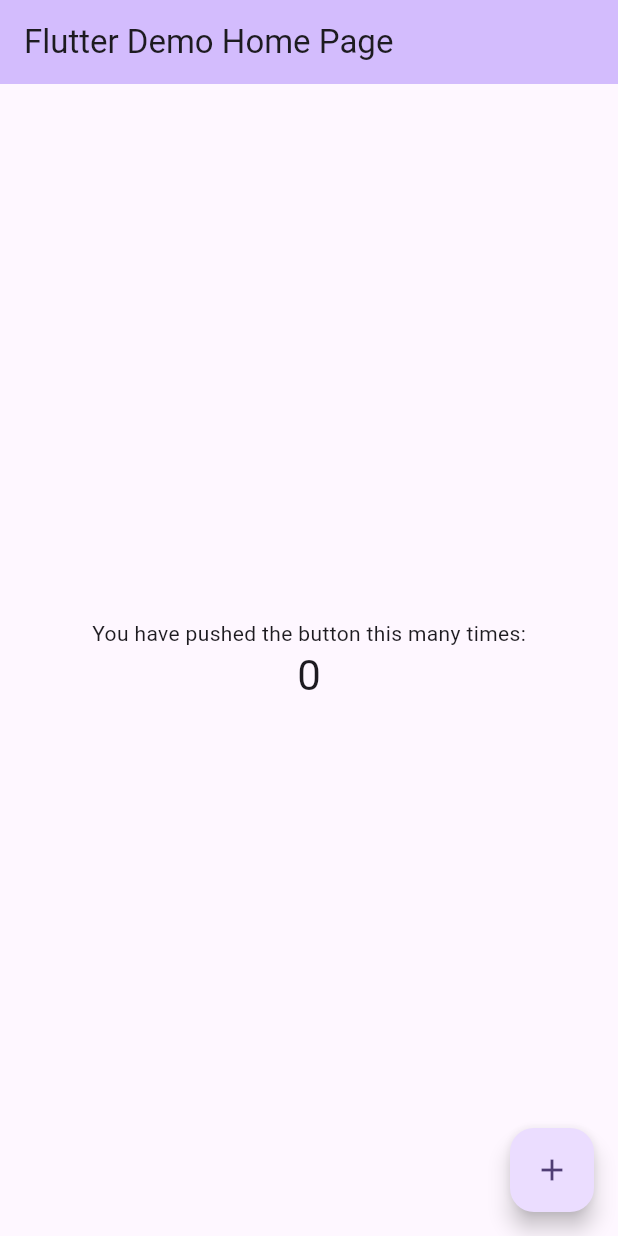
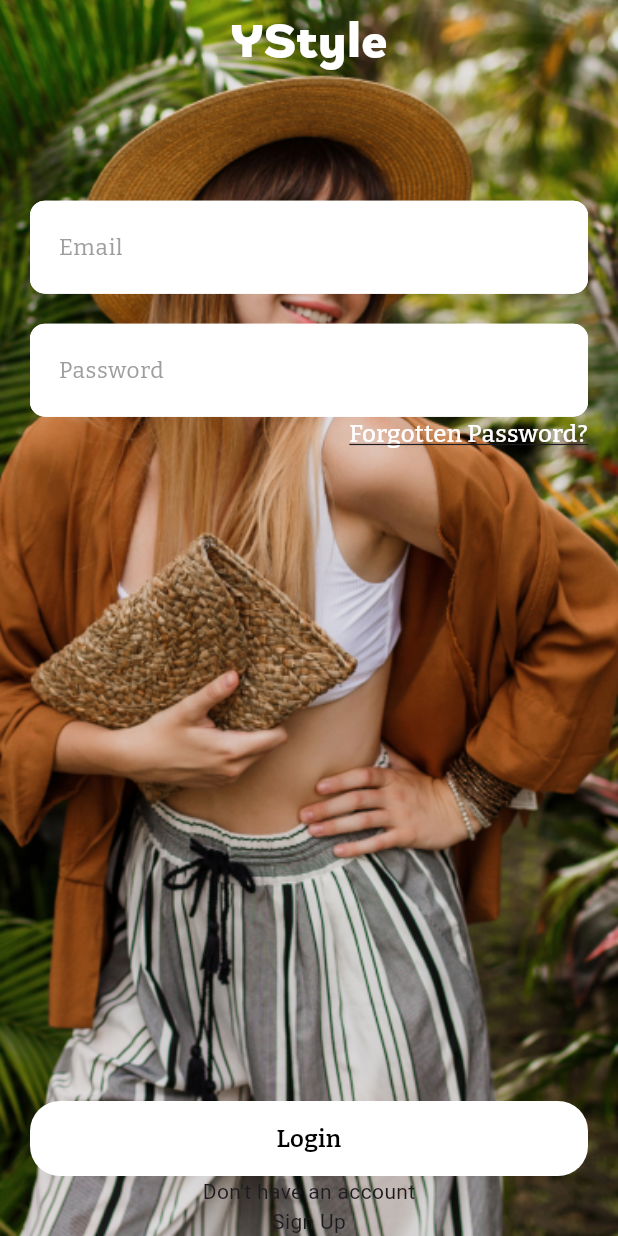
Before and after one commit to alimyasir/ystyle-fashion-app, a Flutter app: the screen it shows after launch, on a phone screen of 412 x 824 dp. Run offline on Flutter 3.47's test engine with Material 3 defaults, Android fonts, the phone set to English and light mode, and no system bars; our stand-ins replace flutter_svg, get, google_fonts.

Commit message:
project setup

```diff
--- /dev/null
+++ b/lib/components/k_buttons.dart
@@ -0,0 +1,32 @@
+import 'package:flutter/material.dart';
+import 'package:ystyle/constants/app_colors.dart';
+import 'package:ystyle/constants/text_styles.dart';
+
+Widget kTextButton( {
+  Color? color,
+  Function()? onPressed,
+  required String btnText,
+  Widget? widget,
+  Color? textColor,
+  double? height,
+  double ? width,
+}) {
+  return GestureDetector(
+    onTap: onPressed,
+    child: Container(
+      height:  height?? 50,
+      width: width,
+      alignment: Alignment.center,
+      padding:  const EdgeInsets.symmetric(horizontal: 15),
+      decoration: BoxDecoration(
+        color: color ?? AppColor.whiteColor,
+        borderRadius: BorderRadius.circular(20),
+      ),
+      child: widget?? KText(
+        text: btnText,
+        textAlign: TextAlign.center,
+        fontSize: 16,
+            fontWeight: FontWeight.w600,
+            color: textColor??AppColor.blackColor),),
+  );
+}
--- /dev/null
+++ b/lib/components/k_svg_icon.dart
@@ -0,0 +1,28 @@
+
+import 'package:flutter/material.dart';
+import 'package:get/get_core/src/get_main.dart';
+import 'package:get/get_navigation/get_navigation.dart';
+import 'package:flutter_svg/flutter_svg.dart';
+
+Widget showSvgIconWidget({required String iconPath, bool replacement = false,
+  Widget? page, Function()? onTap,Color? color,double? width,double? height}) {
+  return GestureDetector(
+      onTap: () {
+        if(onTap != null){
+          onTap();
+        }
+        if (page != null){
+          if(replacement){
+            Get.offAll(() => page);
+          }else{
+            Get.to(() => page);
+          }
+        }
+      },
+      child: SvgPicture.asset(
+        iconPath,
+        color: color,
+        width: width,
+        height: height,
+      ));
+}
--- /dev/null
+++ b/lib/components/k_text_fields.dart
@@ -0,0 +1,95 @@
+import 'package:flutter/material.dart';
+import 'package:ystyle/components/k_svg_icon.dart';
+import 'package:ystyle/constants/app_colors.dart';
+import 'package:ystyle/constants/text_styles.dart';
+import 'package:ystyle/extensions/keyboard_extension.dart';
+
+class GetTextField extends StatelessWidget {
+  final BuildContext context;
+  final String? hintText;
+  final String? prefixIcon;
+  final IconData? suffixIcon;
+
+  final String? Function(String?)? validator;
+  final Function()? suffixOnTap;
+  final TextInputType? keyboardType;
+  final TextInputAction? textInputAction;
+  final TextEditingController? controller;
+  final bool? obSecureText;
+  final bool? readOnly;
+  final Function(String)? onChanged;
+  final FocusNode? focusNode;
+
+  const GetTextField({super.key,
+    required this.context,
+    this.hintText,
+    this.prefixIcon,
+    this.suffixIcon,
+    this.validator,
+    this.keyboardType,
+    this.textInputAction,
+    this.controller,
+    this.obSecureText,
+    this.suffixOnTap,
+    this.onChanged,
+    this.focusNode,
+    this.readOnly,
+  });
+
+  @override
+  Widget build(BuildContext context) {
+    return TextFormField(
+      readOnly: readOnly !=null ?true:false,
+      validator: validator,
+      controller: controller,
+      cursorColor: Colors.grey,
+      maxLines: 1,
+      style: kTextStyle( fontSize: 15.0,fontWeight: FontWeight.w400),
+      keyboardType: keyboardType ?? TextInputType.text,
+      textInputAction: textInputAction??TextInputAction.next,
+      obscureText: obSecureText??true,
+      onTapOutside: (event) {context.dismissKeyBoard();},
+      onChanged: onChanged,
+      focusNode: focusNode,
+      decoration: InputDecoration(
+        hintText: hintText,
+        prefixIcon: prefixIcon!=null? showSvgIconWidget(iconPath: prefixIcon!,height: 25,width: 25):null,
+        suffixIconConstraints: const BoxConstraints(
+            maxHeight: 25.0,
+            maxWidth: 36.0
+        ),
+        suffixIcon: suffixIcon != null
+            ? IconButton(
+          icon: Icon(
+            suffixIcon,
+            color: Colors.grey,
+            size: 20,
+          ),
+          onPressed: suffixOnTap,
+        )
+            : null,
+        contentPadding: EdgeInsets.symmetric(horizontal:  15,vertical: 20),
+        hintStyle: kTextStyle(color: Colors.grey, fontSize: 15.0,fontWeight: FontWeight.w400),
+        filled: true,
+        isDense: true,
+        fillColor: Colors.white,
+        enabledBorder:  OutlineInputBorder(
+          borderRadius: BorderRadius.circular(10),
+          borderSide: const BorderSide(color: AppColor.whiteColor,),
+        ),
+        focusedBorder:  OutlineInputBorder(
+          borderRadius: BorderRadius.circular(10),
+          borderSide:  const BorderSide(color: AppColor.whiteColor,),
+        ),
+        errorBorder: OutlineInputBorder(
+          borderRadius: BorderRadius.circular(10),
+          borderSide: const  BorderSide(color: Colors.red, width: 1.0),
+        ),
+        focusedErrorBorder: OutlineInputBorder(
+          borderRadius: BorderRadius.circular(10),
+          borderSide: const  BorderSide(color: Colors.red, width: 1.0),
+        ),
+      ),
+    );
+  }
+}
--- /dev/null
+++ b/lib/constants/app_colors.dart
@@ -0,0 +1,15 @@
+
+import 'package:flutter/material.dart';
+
+class AppColor{
+  static const Color primaryColor= Color.fromRGBO(0, 0, 0, 0.25);
+  static const Color greyColor= Color.fromRGBO(132, 132, 132, 1);
+  static const Color lightGreyColor =  Color(0xffD9D9D9);
+  static const Color shinyGreen =  Color(0xff3EFCCE);
+  static const Color darkGreen =  Color(0xff139D7C);
+  static const Color blackColor = Colors.black;
+  static const Color whiteColor = Colors.white;
+
+  ///Text Colors
+  static const Color greenText =  Color(0xff229F0E);
+}
--- /dev/null
+++ b/lib/constants/assets_path.dart
@@ -0,0 +1,5 @@
+class AppIcons{}
+
+class AppImages{
+  static const String bgImg = 'assets/images/bgImg.jpg';
+}
--- /dev/null
+++ b/lib/constants/text_styles.dart
@@ -0,0 +1,64 @@
+import 'package:flutter/material.dart';
+import 'package:google_fonts/google_fonts.dart';
+import 'package:ystyle/constants/app_colors.dart';
+
+class KText extends StatelessWidget {
+  final String text;
+  final double? fontSize;
+  final FontWeight? fontWeight;
+  final Color? color;
+  final TextDecoration? textDecoration;
+  final TextAlign? textAlign;
+  final int? maxLines;
+  final TextOverflow? overflow;
+  final TextStyle? textStyle;
+
+  const KText({
+    super.key,
+    required this.text,
+    this.fontSize,
+    this.fontWeight,
+    this.color,
+    this.textDecoration,
+    this.textAlign = TextAlign.left,
+    this.maxLines,
+    this.overflow,
+    this.textStyle,
+  });
+
+  @override
+  Widget build(BuildContext context) {
+    return Text(
+      text,
+      textAlign: textAlign,
+      maxLines: maxLines,
+      overflow: overflow,
+      style: textStyle ?? kTextStyle(
+        fontSize: fontSize??14,
+        fontWeight: fontWeight?? FontWeight.w400,
+        color: color?? AppColor.blackColor,
+        textDecoration: textDecoration?? TextDecoration.none,
+      ),
+    );
+  }
+}
+
+TextStyle kTextStyle({double? fontSize, FontWeight? fontWeight,Color? color,TextDecoration? textDecoration}){
+  return GoogleFonts.bitter(
+      textStyle: TextStyle(
+        decoration:textDecoration?? TextDecoration.none,
+        fontSize:  fontSize?? 16,
+        fontWeight: fontWeight??FontWeight.w400,
+        color: color??Colors.black,
+      )
+  );
+}
+
+TextStyle quinoaTextStyle({fontSize, fontWeight, Color? color}) {
+  return TextStyle(
+    fontSize: fontSize,
+    color: color??AppColor.blackColor,
+    fontFamily: 'QuinoaHeavy',
+    fontWeight: fontWeight,
+  );
+}
--- /dev/null
+++ b/lib/extensions/keyboard_extension.dart
@@ -0,0 +1,12 @@
+import 'package:flutter/material.dart';
+
+extension DismisskeyBoard on BuildContext {
+  void dismissKeyBoard(){
+    FocusScope.of(this).unfocus();
+  }
+}
+extension KeyboardVisibility on BuildContext {
+  bool get isKeyboardVisible {
+    return MediaQuery.of(this).viewInsets.bottom > 0;
+  }
+}
--- a/lib/main.dart
+++ b/lib/main.dart
@@ -1,4 +1,7 @@
 import 'package:flutter/material.dart';
+import 'package:get/get.dart';
+import 'package:ystyle/view/auth/login_page.dart';
+import 'package:ystyle/view/home/home_screen.dart';
 
 void main() {
   runApp(const MyApp());
@@ -7,119 +10,17 @@ void main() {
 class MyApp extends StatelessWidget {
   const MyApp({super.key});
 
-  // This widget is the root of your application.
+
   @override
   Widget build(BuildContext context) {
-    return MaterialApp(
-      title: 'Flutter Demo',
+    return GetMaterialApp(
+      title: 'Y-Style',
+      debugShowCheckedModeBanner: false,
       theme: ThemeData(
-        // This is the theme of your application.
-        //
-        // TRY THIS: Try running your application with "flutter run". You'll see
-        // the application has a purple toolbar. Then, without quitting the app,
-        // try changing the seedColor in the colorScheme below to Colors.green
-        // and then invoke "hot reload" (save your changes or press the "hot
-        // reload" button in a Flutter-supported IDE, or press "r" if you used
-        // the command line to start the app).
-        //
-        // Notice that the counter didn't reset back to zero; the application
-        // state is not lost during the reload. To reset the state, use hot
-        // restart instead.
-        //
-        // This works for code too, not just values: Most code changes can be
-        // tested with just a hot reload.
         colorScheme: ColorScheme.fromSeed(seedColor: Colors.deepPurple),
         useMaterial3: true,
       ),
-      home: const MyHomePage(title: 'Flutter Demo Home Page'),
+      home: const LoginPage(),
     );
   }
 }
-
-class MyHomePage extends StatefulWidget {
-  const MyHomePage({super.key, required this.title});
-
-  // This widget is the home page of your application. It is stateful, meaning
-  // that it has a State object (defined below) that contains fields that affect
-  // how it looks.
-
-  // This class is the configuration for the state. It holds the values (in this
-  // case the title) provided by the parent (in this case the App widget) and
-  // used by the build method of the State. Fields in a Widget subclass are
-  // always marked "final".
-
-  final String title;
-
-  @override
-  State<MyHomePage> createState() => _MyHomePageState();
-}
-
-class _MyHomePageState extends State<MyHomePage> {
-  int _counter = 0;
-
-  void _incrementCounter() {
-    setState(() {
-      // This call to setState tells the Flutter framework that something has
-      // changed in this State, which causes it to rerun the build method below
-      // so that the display can reflect the updated values. If we changed
-      // _counter without calling setState(), then the build method would not be
-      // called again, and so nothing would appear to happen.
-      _counter++;
-    });
-  }
-
-  @override
-  Widget build(BuildContext context) {
-    // This method is rerun every time setState is called, for instance as done
-    // by the _incrementCounter method above.
-    //
-    // The Flutter framework has been optimized to make rerunning build methods
-    // fast, so that you can just rebuild anything that needs updating rather
-    // than having to individually change instances of widgets.
-    return Scaffold(
-      appBar: AppBar(
-        // TRY THIS: Try changing the color here to a specific color (to
-        // Colors.amber, perhaps?) and trigger a hot reload to see the AppBar
-        // change color while the other colors stay the same.
-        backgroundColor: Theme.of(context).colorScheme.inversePrimary,
-        // Here we take the value from the MyHomePage object that was created by
-        // the App.build method, and use it to set our appbar title.
-        title: Text(widget.title),
-      ),
-      body: Center(
-        // Center is a layout widget. It takes a single child and positions it
-        // in the middle of the parent.
-        child: Column(
-          // Column is also a layout widget. It takes a list of children and
-          // arranges them vertically. By default, it sizes itself to fit its
-          // children horizontally, and tries to be as tall as its parent.
-          //
-          // Column has various properties to control how it sizes itself and
-          // how it positions its children. Here we use mainAxisAlignment to
-          // center the children vertically; the main axis here is the vertical
-          // axis because Columns are vertical (the cross axis would be
-          // horizontal).
-          //
-          // TRY THIS: Invoke "debug painting" (choose the "Toggle Debug Paint"
-          // action in the IDE, or press "p" in the console), to see the
-          // wireframe for each widget.
-          mainAxisAlignment: MainAxisAlignment.center,
-          children: <Widget>[
-            const Text(
-              'You have pushed the button this many times:',
-            ),
-            Text(
-              '$_counter',
-              style: Theme.of(context).textTheme.headlineMedium,
-            ),
-          ],
-        ),
-      ),
-      floatingActionButton: FloatingActionButton(
-        onPressed: _incrementCounter,
-        tooltip: 'Increment',
-        child: const Icon(Icons.add),
-      ), // This trailing comma makes auto-formatting nicer for build methods.
-    );
-  }
-}
--- /dev/null
+++ b/lib/view/auth/login_page.dart
@@ -0,0 +1,91 @@
+import 'package:flutter/material.dart';
+import 'package:get/get.dart';
+import 'package:ystyle/components/k_buttons.dart';
+import 'package:ystyle/components/k_text_fields.dart';
+import 'package:ystyle/constants/app_colors.dart';
+import 'package:ystyle/constants/text_styles.dart';
+import 'package:ystyle/widgets/bg_img.dart';
+
+class LoginPage extends StatelessWidget {
+  const LoginPage({super.key});
+
+
+  @override
+  Widget build(BuildContext context) {
+    return Stack(
+      children: [
+        const BackgroundImage(),
+        Scaffold(
+          backgroundColor: Colors.transparent,
+          body: SafeArea(
+            child: Column(
+              mainAxisAlignment: MainAxisAlignment.spaceBetween,
+              children: [
+                KText(
+                  text: 'YStyle',
+                  textStyle: quinoaTextStyle(
+                    fontSize: 36.0,
+                    color: AppColor.whiteColor,
+                  ),),
+                Column(
+                  crossAxisAlignment: CrossAxisAlignment.start,
+                  children: [
+                    GetTextField(
+                        context: context,
+                        hintText: 'Email',
+                      obSecureText: false,
+                      keyboardType: TextInputType.emailAddress,
+                    ),
+                    const SizedBox(height: 20),
+                    GetTextField(
+                      context: context,
+                      hintText: 'Password',
+                      obSecureText: false,
+                      keyboardType: TextInputType.emailAddress,
+                    ),
+                    const Align(
+                        alignment: Alignment.centerRight,
+                        child:
+                        KText(text:
+                          'Forgotten Password?',
+                          fontSize: 16,
+                          fontWeight: FontWeight.w500,
+                          textDecoration: TextDecoration.underline,
+                          color: AppColor.whiteColor,
+                        ),),
+                  ],
+                ),
+                SizedBox(height: Get.height * 0.2),
+
+                const SizedBox(
+                  height: 20,
+                ),
+                GestureDetector(
+                  onTap: () {},
+                  child:  Column(
+                    children: [
+                      kTextButton(
+                          btnText: 'Login',
+                          onPressed: () {}
+                      ),
+                      const Text(
+                        'Don\'t have an account',
+                      ),
+                      const SizedBox(
+                        width: 5,
+                      ),
+                      Text(
+                        'Sign Up',
+
+                      ),
+                    ],
+                  ),
+                ),
+              ],
+            ).paddingSymmetric(horizontal: 20),
+          ),
+        ),
+      ],
+    );
+  }
+}
--- /dev/null
+++ b/lib/view/home/home_screen.dart
@@ -0,0 +1,12 @@
+import 'package:flutter/material.dart';
+
+class HomeScreen extends StatelessWidget {
+  const HomeScreen({super.key});
+
+  @override
+  Widget build(BuildContext context) {
+    return Scaffold(
+      body: Center(child: Text('HomeScreen'),),
+    );
+  }
+}
--- /dev/null
+++ b/lib/widgets/bg_img.dart
@@ -0,0 +1,19 @@
+import 'package:flutter/material.dart';
+import 'package:ystyle/constants/assets_path.dart';
+
+
+class BackgroundImage extends StatelessWidget {
+  const BackgroundImage({Key? key}) : super(key: key);
+
+  @override
+  Widget build(BuildContext context) {
+    return Container(
+      decoration:const   BoxDecoration(
+        image: DecorationImage(
+          image: AssetImage(AppImages.bgImg),
+          fit: BoxFit.cover,
+        ),
+      ),
+    );
+  }
+}
```
Also changed, not shown: pubspec.yaml (+19 -46 lines), assets/fonts/Fontspring-DEMO-quinoa-heavy.otf (added), assets/images/bgImg.jpg (added), pubspec.lock, 1 other file.
